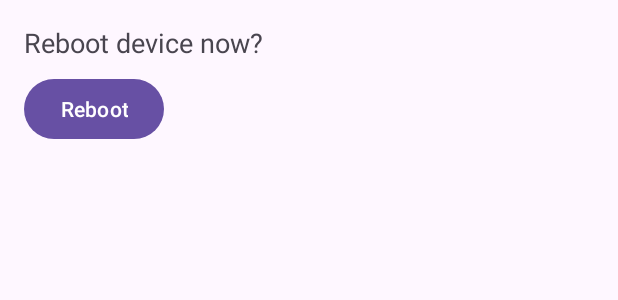
After one commit to ommey/ble_ota_android_app, an Android app: the layout feature_reboot_request.xml on its own in the app's theme, with its tools: preview values and no code run, on a phone screen of 412 x 824 dp. The commit adds this screen. Shown: the top 300 px of the screen. Run offline under Robolectric (Android 15) with nearby library versions, the phone set to English and light mode, and no system bars.

```diff
--- /dev/null
+++ b/app/src/main/res/layout/feature_reboot_request.xml
@@ -0,0 +1,20 @@
+<LinearLayout xmlns:android="http://schemas.android.com/apk/res/android"
+    android:layout_width="match_parent"
+    android:layout_height="wrap_content"
+    android:padding="16dp"
+    android:orientation="vertical">
+
+    <TextView
+        android:id="@+id/rebootDescription"
+        android:layout_width="wrap_content"
+        android:layout_height="wrap_content"
+        android:text="Reboot device now?"
+        android:textSize="18sp" />
+
+    <Button
+        android:id="@+id/rebootBtn"
+        android:layout_width="wrap_content"
+        android:layout_height="wrap_content"
+        android:text="Reboot"
+        android:layout_marginTop="8dp"/>
+</LinearLayout>
--- a/app/src/main/res/layout/feature_stm_ota.xml
+++ b/app/src/main/res/layout/feature_stm_ota.xml
@@ -2,7 +2,7 @@
 <LinearLayout xmlns:android="http://schemas.android.com/apk/res/android"
     android:orientation="vertical"
     android:layout_width="match_parent"
-    android:layout_height="100dp"
+    android:layout_height="match_parent"
     android:padding="8dp"
     android:layout_toEndOf="@+id/expandable_service_list">
 
@@ -23,5 +23,5 @@
         android:id="@+id/updateProgressBar"
         android:layout_width="match_parent"
         android:layout_height="wrap_content"
-        android:visibility="gone"/>
+       />
 </LinearLayout>
```
Also changed, not shown: app/src/main/java/com/example/bl_ota/DiscoveredFeature.kt (+5 -4 lines), app/src/main/java/com/example/bl_ota/ExpandableServiceListAdapter.kt (+11 -7 lines), app/src/main/java/com/example/bl_ota/FeatureCalog.kt (+21 -15 lines), app/src/main/java/com/example/bl_ota/FeatureExpandableAdapter.kt (+11 -42 lines), app/src/main/java/com/example/bl_ota/ServiceControlActivity.kt (+24 -4 lines), app/src/main/res/layout/activity_service_control.xml (+6 -2 lines), app/src/main/res/layout/layout_child.xml (+3 -4 lines).
